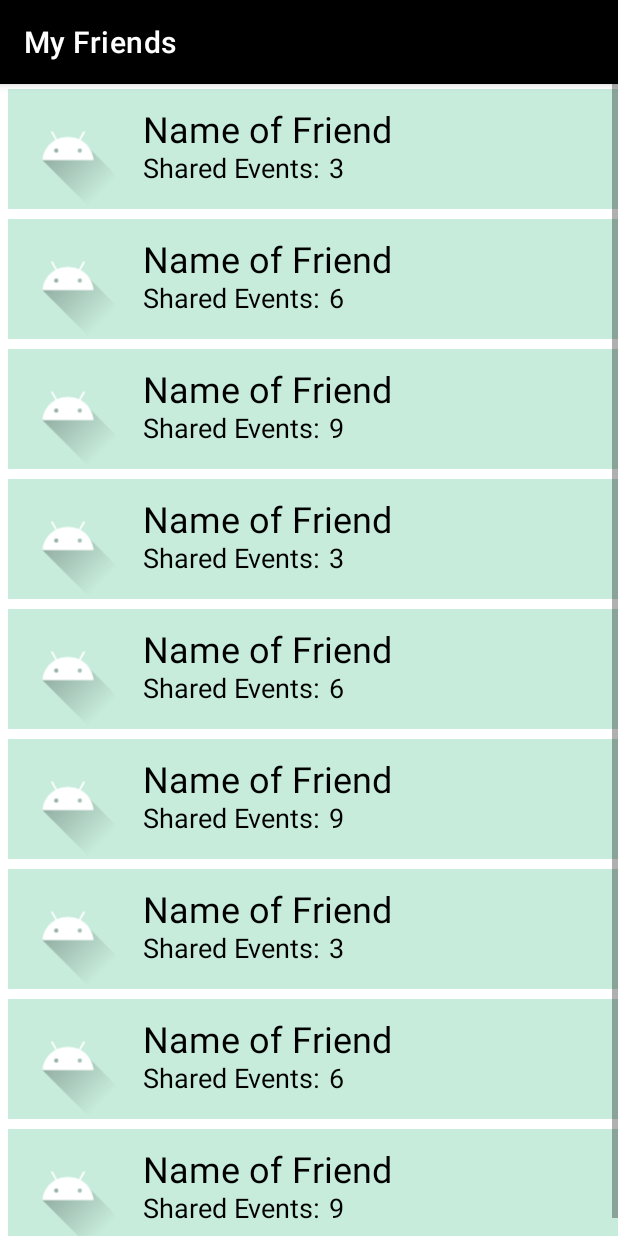
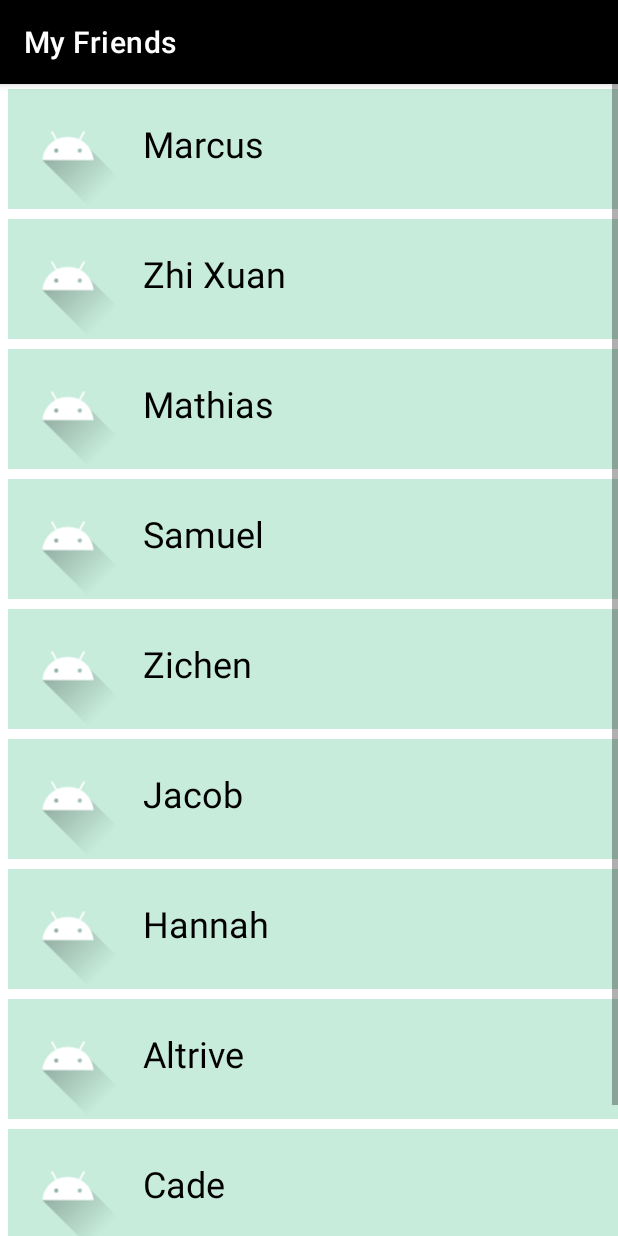
Before and after one commit to 67Samuel/GDL, an Android app: the screen it shows after launch once a user with an empty profile is signed in (FriendListPage), after a tap on "My Friends", on a phone screen of 412 x 824 dp. Run offline under Robolectric (Android 15) with nearby library versions, the phone set to English and light mode, and no system bars; our stand-ins replace Firebase (no records; nobody signed in at launch, a user with empty details on screens opened directly); 5 statements that could not run were skipped.

Commit message:
Updated myfriendspg to hold dummy data, still can't update directly from database

```diff
--- a/app/src/main/java/com/example/gdl/myfriendspg/FriendListPage.java
+++ b/app/src/main/java/com/example/gdl/myfriendspg/FriendListPage.java
@@ -21,15 +21,18 @@ public class FriendListPage extends AppCompatActivity {
         setContentView(R.layout.friend_list);
 
         ArrayList<exampleItem> exampleList = new ArrayList<>();
-        exampleList.add(new exampleItem(R.drawable.ic_launcher_foreground, "Name of Friend", "Shared Events:", "3"));
-        exampleList.add(new exampleItem(R.drawable.ic_launcher_foreground, "Name of Friend", "Shared Events:", "6"));
-        exampleList.add(new exampleItem(R.drawable.ic_launcher_foreground, "Name of Friend", "Shared Events:", "9"));
-        exampleList.add(new exampleItem(R.drawable.ic_launcher_foreground, "Name of Friend", "Shared Events:", "3"));
-        exampleList.add(new exampleItem(R.drawable.ic_launcher_foreground, "Name of Friend", "Shared Events:", "6"));
-        exampleList.add(new exampleItem(R.drawable.ic_launcher_foreground, "Name of Friend", "Shared Events:", "9"));
-        exampleList.add(new exampleItem(R.drawable.ic_launcher_foreground, "Name of Friend", "Shared Events:", "3"));
-        exampleList.add(new exampleItem(R.drawable.ic_launcher_foreground, "Name of Friend", "Shared Events:", "6"));
-        exampleList.add(new exampleItem(R.drawable.ic_launcher_foreground, "Name of Friend", "Shared Events:", "9"));
+        exampleList.add(new exampleItem(R.drawable.ic_launcher_foreground, "Marcus"));
+        exampleList.add(new exampleItem(R.drawable.ic_launcher_foreground, "Zhi Xuan"));
+        exampleList.add(new exampleItem(R.drawable.ic_launcher_foreground, "Mathias"));
+        exampleList.add(new exampleItem(R.drawable.ic_launcher_foreground, "Samuel"));
+        exampleList.add(new exampleItem(R.drawable.ic_launcher_foreground, "Zichen"));
+        exampleList.add(new exampleItem(R.drawable.ic_launcher_foreground, "Jacob"));
+        exampleList.add(new exampleItem(R.drawable.ic_launcher_foreground, "Hannah"));
+        exampleList.add(new exampleItem(R.drawable.ic_launcher_foreground, "Altrive"));
+        exampleList.add(new exampleItem(R.drawable.ic_launcher_foreground, "Cade"));
+        exampleList.add(new exampleItem(R.drawable.ic_launcher_foreground, "Elizabeth"));
+
+
 
         mRecyclerView = findViewById(R.id.recycler_view);
         mRecyclerView.setHasFixedSize(true);
--- a/app/src/main/java/com/example/gdl/myfriendspg/RecyclerViewAdapter.java
+++ b/app/src/main/java/com/example/gdl/myfriendspg/RecyclerViewAdapter.java
@@ -22,15 +22,11 @@ public class RecyclerViewAdapter extends RecyclerView.Adapter<RecyclerViewAdapte
 
         public ImageView mImageView;
         public TextView mTextView1;
-        public TextView mTextView2;
-        public TextView mTextView3;
 
         public ExampleViewHolder(@NonNull View itemView) {
             super(itemView);
             mImageView = itemView.findViewById(R.id.profilePic);
             mTextView1 = itemView.findViewById(R.id.friendName);
-            mTextView2 = itemView.findViewById(R.id.sharedEvents);
-            mTextView3 = itemView.findViewById(R.id.no_of_shared_events);
         }
     }
 
@@ -51,8 +47,6 @@ public class RecyclerViewAdapter extends RecyclerView.Adapter<RecyclerViewAdapte
         exampleItem currentItem = mExampleList.get(position);
         holder.mImageView.setImageResource(currentItem.getImageResource());
         holder.mTextView1.setText(currentItem.getText1());
-        holder.mTextView2.setText(currentItem.getText2());
-        holder.mTextView3.setText(currentItem.getText3());
     }
 
     @Override
--- a/app/src/main/java/com/example/gdl/myfriendspg/exampleItem.java
+++ b/app/src/main/java/com/example/gdl/myfriendspg/exampleItem.java
@@ -3,14 +3,11 @@ package com.example.gdl.myfriendspg;
 public class exampleItem {
     private int mImageResource;
     private String mText1;
-    private String mText2;
-    private String mText3;
 
-    public exampleItem(int imageResource, String text1, String text2, String text3) {
+
+    public exampleItem(int imageResource, String text1) {
         mImageResource = imageResource;
         mText1 = text1;
-        mText2 = text2;
-        mText3 = text3;
     }
 
     public int getImageResource() {
@@ -21,11 +18,5 @@ public class exampleItem {
         return mText1;
     }
 
-    public String getText2() {
-        return mText2;
-    }
 
-    public String getText3() {
-        return mText3;
-    }
 }
--- a/app/src/main/res/layout/layout_listfriend.xml
+++ b/app/src/main/res/layout/layout_listfriend.xml
@@ -22,32 +22,11 @@
         android:layout_width="wrap_content"
         android:layout_height="wrap_content"
         android:layout_marginLeft="10dp"
-        android:layout_marginTop="10dp"
+        android:layout_marginTop="20dp"
         android:layout_toRightOf="@+id/profilePic"
         android:text="Name of friend"
         android:textColor="#000000"
         android:textSize="24sp" />
 
-    <TextView
-        android:id="@+id/no_of_shared_events"
-        android:layout_width="wrap_content"
-        android:layout_height="wrap_content"
-        android:layout_marginLeft="5dp"
-        android:layout_marginTop="40dp"
-        android:layout_toRightOf="@+id/sharedEvents"
-        android:text="3"
-        android:textColor="#000000"
-        android:textSize="18sp" />
-
-    <TextView
-        android:id="@+id/sharedEvents"
-        android:layout_width="wrap_content"
-        android:layout_height="wrap_content"
-        android:layout_marginLeft="10dp"
-        android:layout_marginTop="40dp"
-        android:layout_toRightOf="@+id/profilePic"
-        android:text="Shared Events:"
-        android:textColor="#000000"
-        android:textSize="18sp" />
 
 </RelativeLayout>
```
